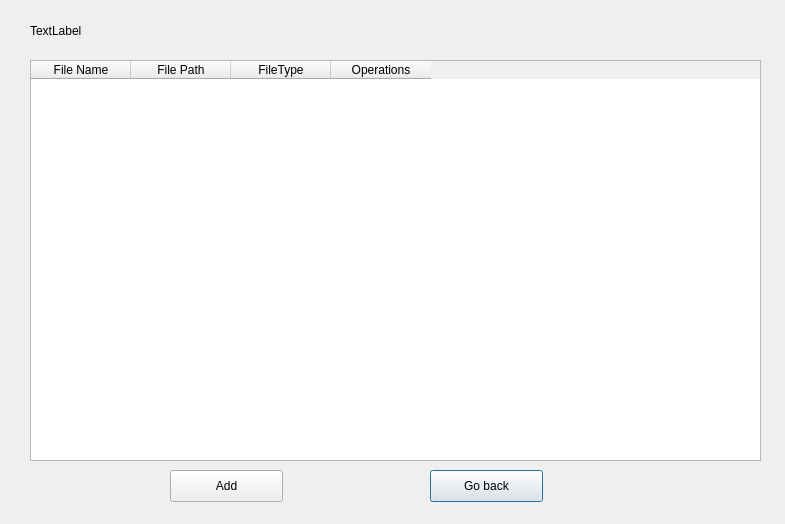
This is Ui/FilePoolUi.ui in grinningGrace/SigmaU as Qt 5 draws it before an edit. The edited form follows.
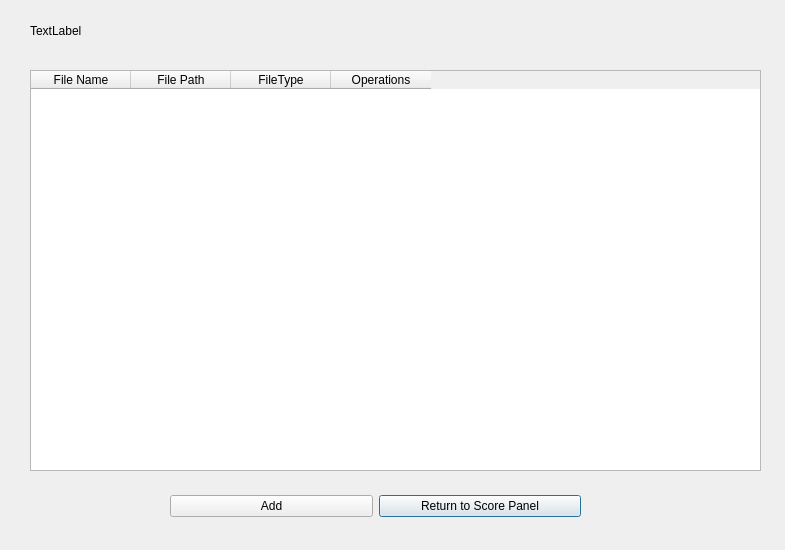
This is the edited form.

Commit message: matrix based score Step-modification4

Diff of the .ui file:
```diff
--- a/Ui/FilePoolUi.ui
+++ b/Ui/FilePoolUi.ui
@@ -7,7 +7,7 @@
     <x>0</x>
     <y>0</y>
     <width>785</width>
-    <height>524</height>
+    <height>550</height>
    </rect>
   </property>
   <property name="windowTitle">
@@ -26,37 +26,11 @@
     <string>TextLabel</string>
    </property>
   </widget>
-  <widget class="QPushButton" name="pushButton">
-   <property name="geometry">
-    <rect>
-     <x>430</x>
-     <y>470</y>
-     <width>113</width>
-     <height>32</height>
-    </rect>
-   </property>
-   <property name="text">
-    <string>Go back</string>
-   </property>
-  </widget>
-  <widget class="QPushButton" name="pushButton_2">
-   <property name="geometry">
-    <rect>
-     <x>170</x>
-     <y>470</y>
-     <width>113</width>
-     <height>32</height>
-    </rect>
-   </property>
-   <property name="text">
-    <string>Add</string>
-   </property>
-  </widget>
   <widget class="QTableWidget" name="tableWidget">
    <property name="geometry">
     <rect>
      <x>30</x>
-     <y>60</y>
+     <y>70</y>
      <width>731</width>
      <height>401</height>
     </rect>
@@ -82,6 +56,41 @@
     </property>
    </column>
   </widget>
+  <widget class="QWidget" name="horizontalLayoutWidget">
+   <property name="geometry">
+    <rect>
+     <x>170</x>
+     <y>490</y>
+     <width>411</width>
+     <height>32</height>
+    </rect>
+   </property>
+   <layout class="QHBoxLayout" name="horizontalLayout">
+    <item>
+     <widget class="QPushButton" name="pushButton_2">
+      <property name="text">
+       <string>Add</string>
+      </property>
+      <property name="autoDefault">
+       <bool>false</bool>
+      </property>
+     </widget>
+    </item>
+    <item>
+     <widget class="QPushButton" name="pushButton">
+      <property name="text">
+       <string>Return to Score Panel</string>
+      </property>
+      <property name="autoDefault">
+       <bool>true</bool>
+      </property>
+     </widget>
+    </item>
+   </layout>
+  </widget>
+  <zorder>tableWidget</zorder>
+  <zorder>label</zorder>
+  <zorder>horizontalLayoutWidget</zorder>
  </widget>
  <resources/>
  <connections/>
```
The commit also changes 22 other files.
